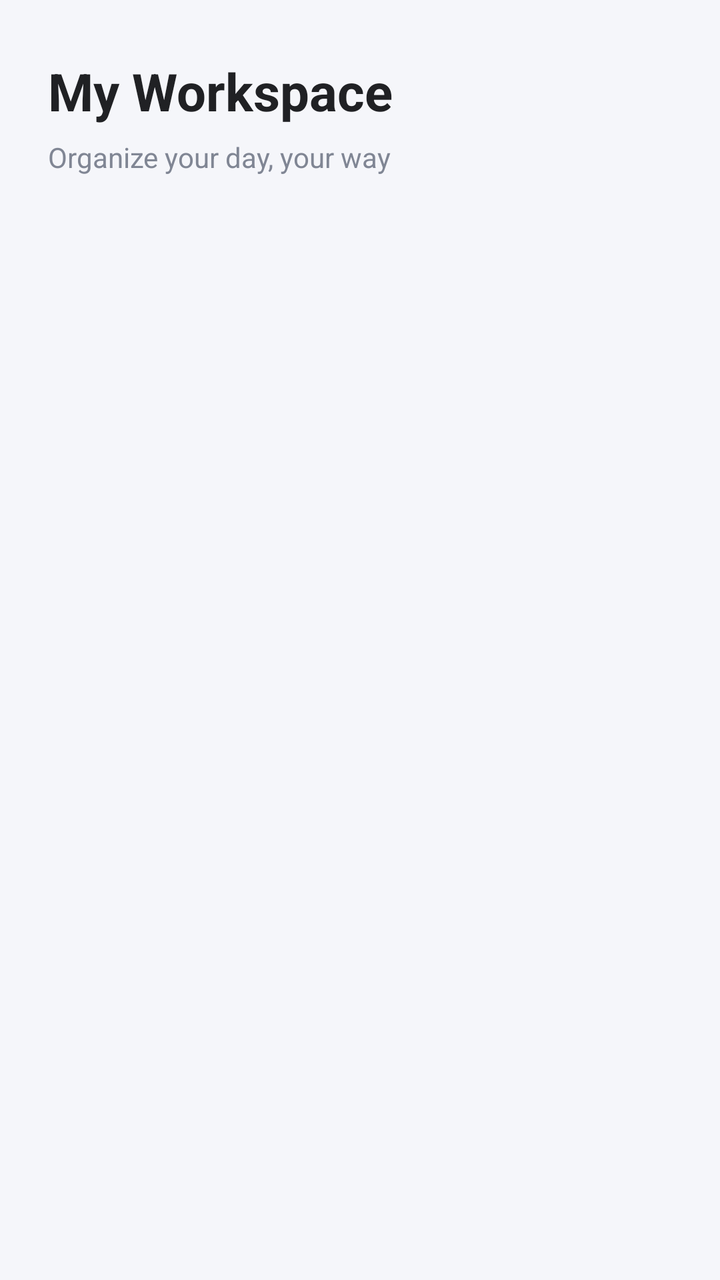
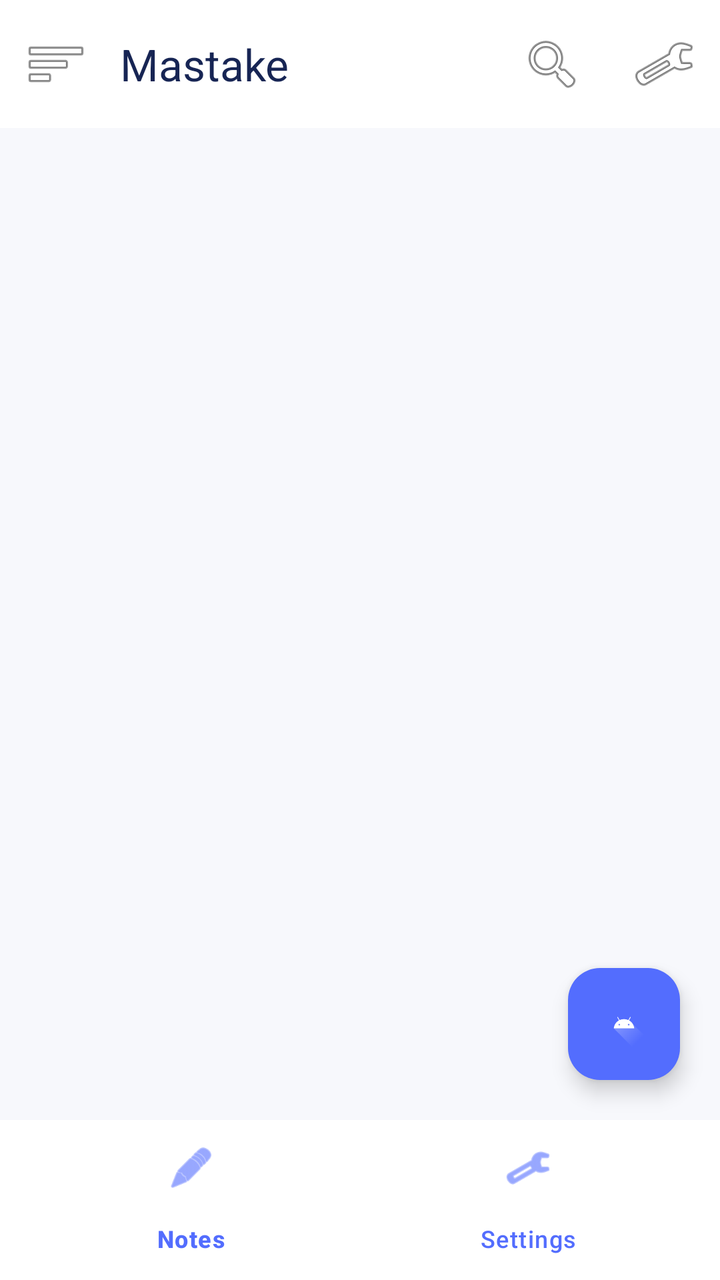

Compare the two renders of this Android layout. The source of the first and the diff that turns it into the second are given below.
<!-- AndroidManifest.xml: application theme Theme.Mastaka -->
<!-- res/layout/activity_main.xml -->
<?xml version="1.0" encoding="utf-8"?>
<androidx.constraintlayout.widget.ConstraintLayout
    xmlns:android="http://schemas.android.com/apk/res/android"
    xmlns:app="http://schemas.android.com/apk/res-auto"
    xmlns:tools="http://schemas.android.com/tools"
    android:id="@+id/main"
    android:layout_width="match_parent"
    android:layout_height="match_parent"
    android:background="#F5F6FA"
    tools:context=".MainActivity">

    <TextView
        android:id="@+id/tvTitle"
        android:layout_width="wrap_content"
        android:layout_height="wrap_content"
        android:layout_marginStart="24dp"
        android:layout_marginTop="28dp"
        android:text="My Workspace"
        android:textColor="#202124"
        android:textSize="26sp"
        android:textStyle="bold"
        app:layout_constraintStart_toStartOf="parent"
        app:layout_constraintTop_toTopOf="parent" />

    <TextView
        android:id="@+id/tvSubtitle"
        android:layout_width="wrap_content"
        android:layout_height="wrap_content"
        android:layout_marginStart="24dp"
        android:layout_marginTop="6dp"
        android:text="Organize your day, your way"
        android:textColor="#808694"
        android:textSize="14sp"
        app:layout_constraintStart_toStartOf="parent"
        app:layout_constraintTop_toBottomOf="@id/tvTitle" />



</androidx.constraintlayout.widget.ConstraintLayout>
<!-- resources referenced by this layout -->
<resources>
  <style name="Theme.Mastaka" parent="Base.Theme.Mastaka" />
  <style name="Base.Theme.Mastaka" parent="Theme.Material3.DayNight.NoActionBar">
          
          
      </style>
</resources>

<!-- the commit's change to res/layout/activity_main.xml (unified diff, before → after) -->
@@ -1,39 +1,142 @@
-<?xml version="1.0" encoding="utf-8"?>
-<androidx.constraintlayout.widget.ConstraintLayout
+<androidx.drawerlayout.widget.DrawerLayout
     xmlns:android="http://schemas.android.com/apk/res/android"
     xmlns:app="http://schemas.android.com/apk/res-auto"
     xmlns:tools="http://schemas.android.com/tools"
-    android:id="@+id/main"
+    android:id="@+id/drawerLayout"
     android:layout_width="match_parent"
     android:layout_height="match_parent"
-    android:background="#F5F6FA"
+    android:fitsSystemWindows="true"
     tools:context=".MainActivity">
 
+    
+    <LinearLayout
+        android:layout_width="match_parent"
+        android:layout_height="match_parent"
+        android:orientation="vertical"
+        android:background="#F7F8FC">
+
+        
+        <com.google.android.material.appbar.MaterialToolbar
+            android:id="@+id/toolbar"
+            android:layout_width="match_parent"
+            android:layout_height="?attr/actionBarSize"
+            android:background="#FFFFFF"
+            app:title="Mastake"
+            app:titleTextColor="#172554"
+            app:titleTextAppearance="@style/TextAppearance.Material3.TitleLarge"
+            app:navigationIcon="@android:drawable/ic_menu_sort_by_size"
+            app:menu="@menu/main_toolbar_menu"
+            app:elevation="0dp" />
+
+        
+        <FrameLayout
+            android:id="@+id/fragmentContainer"
+            android:layout_width="match_parent"
+            android:layout_height="0dp"
+            android:layout_weight="1">
+
+            
+            <FrameLayout
+                android:layout_width="match_parent"
+                android:layout_height="match_parent"
+                tools:layout="@layout/fragment_notes" />
+
+            
+            <com.google.android.material.floatingactionbutton.FloatingActionButton
+                android:id="@+id/fabAddNote"
+                android:layout_width="wrap_content"
+                android:layout_height="wrap_content"
+                android:layout_gravity="bottom|end"
+                android:layout_margin="20dp"
+                android:contentDescription="Create Note"
+                android:src="@drawable/ic_launcher_foreground"
+                app:backgroundTint="#536DFE"
+                app:tint="#FFFFFF"
+                app:elevation="6dp" />
+
+        </FrameLayout>
+
+        
+        <com.google.android.material.bottomnavigation.BottomNavigationView
+            android:id="@+id/bottomNavigation"
+            android:layout_width="match_parent"
+            android:layout_height="wrap_content"
+            android:background="#FFFFFF"
+            app:menu="@menu/bottom_navigation"
+            app:labelVisibilityMode="labeled"
+            app:itemIconTint="#536DFE"
+            app:itemTextColor="#536DFE"
+            app:elevation="8dp" />
+
+    </LinearLayout>
+
+    
+    <com.google.android.material.navigation.NavigationView
+        android:id="@+id/navigationView"
+        android:layout_width="300dp"
+        android:layout_height="match_parent"
+        android:layout_gravity="start"
+        android:background="#FFFFFF"
+        app:menu="@menu/drawer_menu"
+        app:itemIconTint="#536DFE"
+        app:itemTextColor="#263248"
+        app:headerLayout="@layout/drawer_header" />
+
+</androidx.drawerlayout.widget.DrawerLayout>
+<!-- res/layout/fragment_notes.xml (included above) -->
+<?xml version="1.0" encoding="utf-8"?>
+<FrameLayout xmlns:android="http://schemas.android.com/apk/res/android"
+    xmlns:tools="http://schemas.android.com/tools"
+    android:layout_width="match_parent"
+    android:layout_height="match_parent"
+    tools:context=".NotesFragment">
+
+    
     <TextView
-        android:id="@+id/tvTitle"
+        android:layout_gravity="center"
+        android:gravity="center"
+        android:layout_width="match_parent"
+        android:layout_height="match_parent"
+        android:text="@string/hello_blank_fragment" />
+
+</FrameLayout>
+<!-- res/layout/drawer_header.xml (included above) -->
+<LinearLayout xmlns:android="http://schemas.android.com/apk/res/android"
+    android:layout_width="match_parent"
+    android:layout_height="180dp"
+    android:orientation="vertical"
+    android:gravity="bottom"
+    android:padding="20dp"
+    android:background="#536DFE">
+
+    
+    <TextView
+        android:layout_width="56dp"
+        android:layout_height="56dp"
+        android:gravity="center"
+        android:text="M"
+        android:textSize="28sp"
+        android:textStyle="bold"
+        android:textColor="#536DFE"
+        android:background="#FFFFFF" />
+
+    
+    <TextView
         android:layout_width="wrap_content"
         android:layout_height="wrap_content"
-        android:layout_marginStart="24dp"
-        android:layout_marginTop="28dp"
-        android:text="My Workspace"
-        android:textColor="#202124"
-        android:textSize="26sp"
+        android:layout_marginTop="12dp"
+        android:text="Mastake"
+        android:textSize="20sp"
         android:textStyle="bold"
-        app:layout_constraintStart_toStartOf="parent"
-        app:layout_constraintTop_toTopOf="parent" />
+        android:textColor="#FFFFFF" />
 
+    
     <TextView
-        android:id="@+id/tvSubtitle"
         android:layout_width="wrap_content"
         android:layout_height="wrap_content"
-        android:layout_marginStart="24dp"
-        android:layout_marginTop="6dp"
-        android:text="Organize your day, your way"
-        android:textColor="#808694"
-        android:textSize="14sp"
-        app:layout_constraintStart_toStartOf="parent"
-        app:layout_constraintTop_toBottomOf="@id/tvTitle" />
+        android:layout_marginTop="4dp"
+        android:text="Welcome to Mastake"
+        android:textSize="13sp"
+        android:textColor="#E8EAFF" />
 
-
-
-</androidx.constraintlayout.widget.ConstraintLayout>
+</LinearLayout>
<!-- resource entries referenced after the edit -->
@@ -1,5 +1,37 @@
 <!-- resources referenced by this layout -->
 <resources>
+  <!-- drawable ic_launcher_foreground (drawable) -->
+  <vector xmlns:android="http://schemas.android.com/apk/res/android"
+      xmlns:aapt="http://schemas.android.com/aapt"
+      android:width="108dp"
+      android:height="108dp"
+      android:viewportWidth="108"
+      android:viewportHeight="108">
+      <path android:pathData="M31,63.928c0,0 6.4,-11 12.1,-13.1c7.2,-2.6 26,-1.4 26,-1.4l38.1,38.1L107,108.928l-32,-1L31,63.928z">
+          <aapt:attr name="android:fillColor">
+              <gradient
+                  android:endX="85.84757"
+                  android:endY="92.4963"
+                  android:startX="42.9492"
+                  android:startY="49.59793"
+                  android:type="linear">
+                  <item
+                      android:color="#44000000"
+                      android:offset="0.0" />
+                  <item
+                      android:color="#00000000"
+                      android:offset="1.0" />
+              </gradient>
+          </aapt:attr>
+      </path>
+      <path
+          android:fillColor="#FFFFFF"
+          android:fillType="nonZero"
+          android:pathData="M65.3,45.828l3.8,-6.6c0.2,-0.4 0.1,-0.9 -0.3,-1.1c-0.4,-0.2 -0.9,-0.1 -1.1,0.3l-3.9,6.7c-6.3,-2.8 -13.4,-2.8 -19.7,0l-3.9,-6.7c-0.2,-0.4 -0.7,-0.5 -1.1,-0.3C38.8,38.328 38.7,38.828 38.9,39.228l3.8,6.6C36.2,49.428 31.7,56.028 31,63.928h46C76.3,56.028 71.8,49.428 65.3,45.828zM43.4,57.328c-0.8,0 -1.5,-0.5 -1.8,-1.2c-0.3,-0.7 -0.1,-1.5 0.4,-2.1c0.5,-0.5 1.4,-0.7 2.1,-0.4c0.7,0.3 1.2,1 1.2,1.8C45.3,56.528 44.5,57.328 43.4,57.328L43.4,57.328zM64.6,57.328c-0.8,0 -1.5,-0.5 -1.8,-1.2s-0.1,-1.5 0.4,-2.1c0.5,-0.5 1.4,-0.7 2.1,-0.4c0.7,0.3 1.2,1 1.2,1.8C66.5,56.528 65.6,57.328 64.6,57.328L64.6,57.328z"
+          android:strokeWidth="1"
+          android:strokeColor="#00000000" />
+  </vector>
+  <string name="hello_blank_fragment">Hello blank fragment</string>
   <style name="Theme.Mastaka" parent="Base.Theme.Mastaka" />
   <style name="Base.Theme.Mastaka" parent="Theme.Material3.DayNight.NoActionBar">
           
